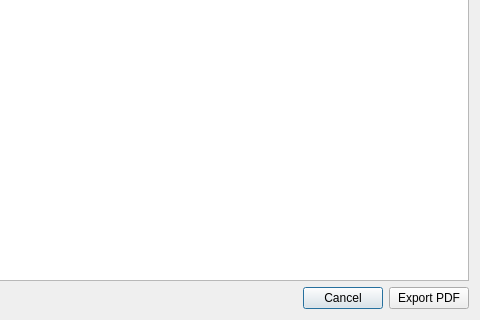
This is src/exportpdf.ui in cinemaouvert/OPP as Qt 5 draws it before an edit; both pictures show x 98 to 578 and y 113 to 433 of the 578 by 433 pixel window. The edited form follows.
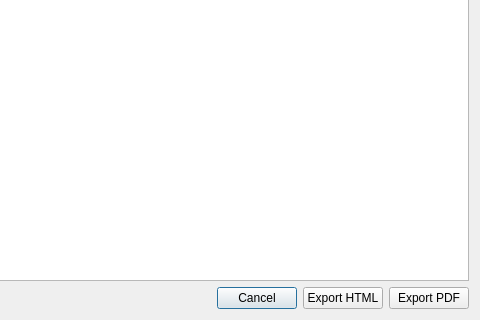
This is the edited form.

Commit message: Add export html

```diff
--- a/src/exportpdf.ui
+++ b/src/exportpdf.ui
@@ -58,6 +58,13 @@
          </property>
         </widget>
        </item>
+       <item>
+        <widget class="QPushButton" name="pushButton_ExportHtml">
+         <property name="text">
+          <string>Export HTML</string>
+         </property>
+        </widget>
+       </item>
        <item>
         <widget class="QPushButton" name="exportPDF_Button">
          <property name="text">
```
Left out of the diff: 4 changed lines with no effect on the pictures. The commit also changes 4 other files.
